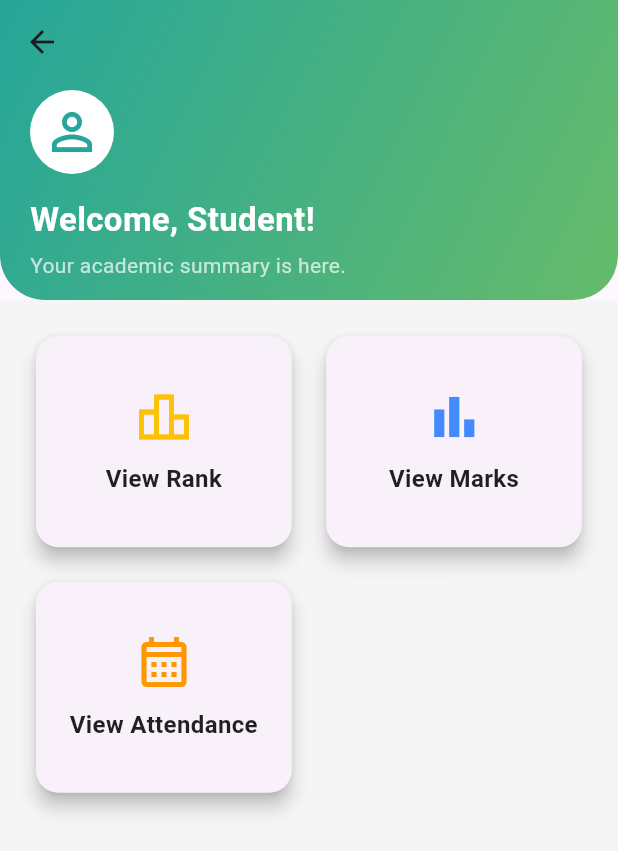
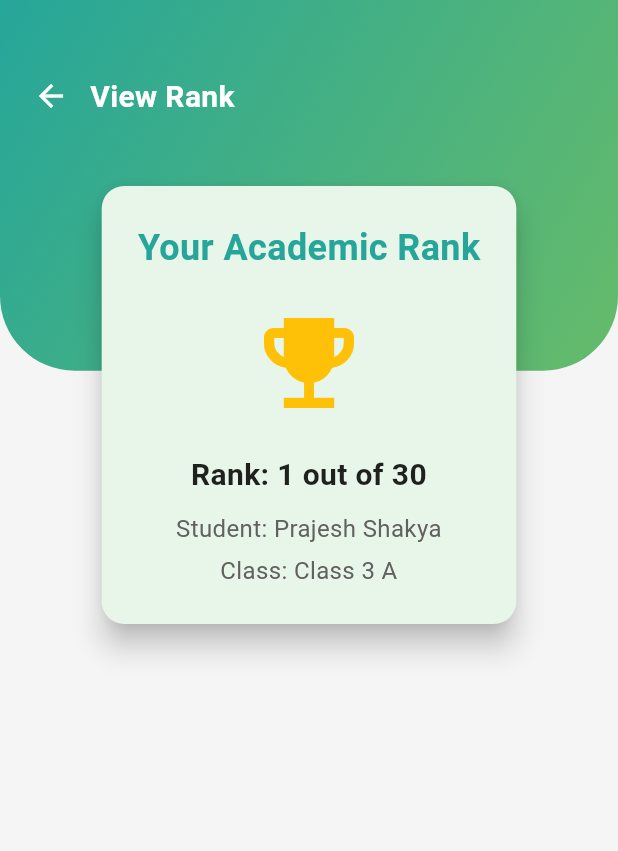
Before and after one commit to nibruad16/My-School, a Flutter app: the StudentDashboardPage screen opened directly, after a tap on "View Rank", on a phone screen of 412 x 824 dp. Shown: the top 851 px of the screen. Run offline on Flutter 3.47's test engine with Material 3 defaults, Android fonts, the phone set to English and light mode, and no system bars; our stand-ins replace device_preview, dio.

Commit message:
adding new features

```diff
--- /dev/null
+++ b/lib/features/attendance/presentation/pages/student_attendance_page.dart
@@ -0,0 +1,13 @@
+import 'package:flutter/material.dart';
+
+class StudentAttendancePage extends StatelessWidget {
+  const StudentAttendancePage({super.key});
+
+  @override
+  Widget build(BuildContext context) {
+    return Scaffold(
+      appBar: AppBar(title: const Text('Student Attendance')),
+      body: const Center(child: Text('Student attendance coming soon')),
+    );
+  }
+}
--- a/lib/features/dashboard/presentation/pages/student_dashboard_page.dart
+++ b/lib/features/dashboard/presentation/pages/student_dashboard_page.dart
@@ -1,21 +1,20 @@
 // lib/features/dashboard/presentation/pages/student_dashboard_page.dart
 import 'package:flutter/material.dart';
 
-// We'll import these pages once they are created
-// import 'package:my_school_app/features/results/presentation/pages/student_result_page.dart';
-// import 'package:my_school_app/features/attendance/presentation/pages/student_attendance_page.dart';
-// import 'package:my_school_app/features/results/presentation/pages/student_rank_page.dart';
+// Import the student-specific pages for navigation
+import 'package:myapp/features/results/presentation/pages/student_results_page.dart';
+import 'package:myapp/features/attendance/presentation/pages/student_attendance_page.dart';
+import 'package:myapp/features/results/presentation/pages/student_rank_page.dart';
 
 class StudentDashboardPage extends StatelessWidget {
   const StudentDashboardPage({super.key});
 
   @override
   Widget build(BuildContext context) {
-    // You can choose a different color to distinguish the student dashboard
+    // Reusing the same color palette for consistency
     const Color primaryGreen = Color(0xFF26A69A);
     const Color lightGreen = Color(0xFF66BB6A);
 
-    // Define the items for the student's dashboard grid
     final List<Map<String, dynamic>> dashboardItems = [
       {
         'title': 'View Rank',
@@ -32,14 +31,13 @@ class StudentDashboardPage extends StatelessWidget {
         'icon': Icons.calendar_month_outlined,
         'color': Colors.orange,
       },
-      // You can add more student-specific items here
     ];
 
     return Scaffold(
       backgroundColor: Colors.grey[100],
       body: CustomScrollView(
         slivers: [
-          // Top section with welcome message (similar to teacher's dashboard)
+          // Dynamic header with gradient, consistent with the teacher's dashboard
           SliverAppBar(
             expandedHeight: 200.0,
             floating: false,
@@ -57,34 +55,26 @@ class StudentDashboardPage extends StatelessWidget {
                     bottomRight: Radius.circular(30),
                   ),
                 ),
-                child: Padding(
-                  padding: const EdgeInsets.only(
-                    top: 60.0,
-                    left: 20.0,
-                    right: 20.0,
-                  ),
+                child: const Padding(
+                  padding: EdgeInsets.only(top: 60.0, left: 20.0, right: 20.0),
                   child: Column(
                     crossAxisAlignment: CrossAxisAlignment.start,
                     children: [
                       Row(
                         mainAxisAlignment: MainAxisAlignment.spaceBetween,
                         children: [
-                          Container(
-                            padding: const EdgeInsets.all(8),
-                            decoration: const BoxDecoration(
+                          Padding(
+                            padding: EdgeInsets.only(top: 25.0),
+                            child: Icon(
+                              Icons.person,
+                              size: 50,
                               color: Colors.white,
-                              shape: BoxShape.circle,
-                            ),
-                            child: const Icon(
-                              Icons.person_outline,
-                              size: 40,
-                              color: primaryGreen,
                             ),
                           ),
                         ],
                       ),
-                      const SizedBox(height: 15),
-                      const Text(
+                      SizedBox(height: 15),
+                      Text(
                         'Welcome, Student!',
                         style: TextStyle(
                           color: Colors.white,
@@ -92,8 +82,8 @@ class StudentDashboardPage extends StatelessWidget {
                           fontWeight: FontWeight.bold,
                         ),
                       ),
-                      const SizedBox(height: 5),
-                      const Text(
+                      SizedBox(height: 5),
+                      Text(
                         'Your academic summary is here.',
                         style: TextStyle(color: Colors.white70, fontSize: 14),
                       ),
@@ -104,7 +94,7 @@ class StudentDashboardPage extends StatelessWidget {
             ),
           ),
 
-          // Grid of Student Dashboard Items
+          // Grid of dashboard items, reusing the consistent Card and InkWell style
           SliverPadding(
             padding: const EdgeInsets.all(20.0),
             sliver: SliverGrid(
@@ -124,15 +114,29 @@ class StudentDashboardPage extends StatelessWidget {
                   icon: item['icon'],
                   color: item['color'],
                   onTap: () {
-                    // TODO: Implement navigation for each student-specific page
+                    if (item['title'] == 'View Rank') {
+                      Navigator.push(
+                        context,
+                        MaterialPageRoute(
+                          builder: (context) => const StudentRankPage(),
+                        ),
+                      );
+                    } else if (item['title'] == 'View Marks') {
+                      Navigator.push(
+                        context,
+                        MaterialPageRoute(
+                          builder: (context) => const StudentRankPage(),
+                        ),
+                      );
+                    } else if (item['title'] == 'View Attendance') {
+                      Navigator.push(
+                        context,
+                        MaterialPageRoute(
+                          builder: (context) => const StudentAttendancePage(),
+                        ),
+                      );
+                    }
                     print('${item['title']} clicked!');
-                    // Example navigation (will implement pages later)
-                    // if (item['title'] == 'View Rank') {
-                    //   Navigator.push(
-                    //     context,
-                    //     MaterialPageRoute(builder: (context) => const StudentRankPage()),
-                    //   );
-                    // }
                   },
                 );
               }, childCount: dashboardItems.length),
@@ -144,7 +148,7 @@ class StudentDashboardPage extends StatelessWidget {
   }
 }
 
-// Reusing the DashboardGridItem widget from the teacher dashboard
+// Reusing the DashboardGridItem widget to maintain consistency across the app
 class DashboardGridItem extends StatelessWidget {
   final String title;
   final IconData icon;
--- /dev/null
+++ b/lib/features/results/presentation/pages/student_rank_page.dart
@@ -0,0 +1,143 @@
+// lib/features/results/presentation/pages/student_rank_page.dart
+import 'package:flutter/material.dart';
+
+class StudentRankPage extends StatefulWidget {
+  const StudentRankPage({super.key});
+
+  @override
+  State<StudentRankPage> createState() => _StudentRankPageState();
+}
+
+class _StudentRankPageState extends State<StudentRankPage> {
+  // Mock data for the student's rank.
+  final String studentName = 'Prajesh Shakya';
+  final String className = 'Class 3 A';
+  final int studentRank = 1;
+  final int totalStudents = 30;
+
+  @override
+  Widget build(BuildContext context) {
+    const Color primaryGreen = Color(0xFF26A69A);
+    const Color lightGreen = Color(0xFF66BB6A);
+    const Color cardColor = Color(0xFFE8F5E9);
+
+    return Scaffold(
+      backgroundColor: Colors.grey[100],
+      body: Stack(
+        children: [
+          // This container creates the curved top section with the gradient
+          Positioned(
+            top: 0,
+            left: 0,
+            right: 0,
+            child: Container(
+              height: MediaQuery.of(context).size.height * 0.3,
+              decoration: const BoxDecoration(
+                gradient: LinearGradient(
+                  colors: [primaryGreen, lightGreen],
+                  begin: Alignment.topLeft,
+                  end: Alignment.bottomRight,
+                ),
+                borderRadius: BorderRadius.only(
+                  bottomLeft: Radius.circular(50),
+                  bottomRight: Radius.circular(50),
+                ),
+              ),
+            ),
+          ),
+          // Custom Back Button positioned in the top-left corner
+          Positioned(
+            top: 40,
+            left: 10,
+            child: IconButton(
+              icon: const Icon(Icons.arrow_back, color: Colors.white),
+              onPressed: () => Navigator.pop,
+            ),
+          ),
+          // Positioned title
+          const Positioned(
+            top: 50,
+            left: 60,
+            child: Text(
+              'View Rank',
+              style: TextStyle(
+                color: Colors.white,
+                fontSize: 20,
+                fontWeight: FontWeight.bold,
+              ),
+            ),
+          ),
+          // The main content of the page, including the rank card
+          Positioned.fill(
+            child: SingleChildScrollView(
+              padding: const EdgeInsets.only(top: 100),
+              child: Center(
+                child: Padding(
+                  padding: const EdgeInsets.all(20.0),
+                  child: Card(
+                    elevation: 8,
+                    shape: RoundedRectangleBorder(
+                      borderRadius: BorderRadius.circular(15),
+                    ),
+                    color: cardColor,
+                    child: Padding(
+                      padding: const EdgeInsets.all(24.0),
+                      child: Column(
+                        mainAxisSize: MainAxisSize.min,
+                        crossAxisAlignment: CrossAxisAlignment.center,
+                        children: [
+                          const Text(
+                            'Your Academic Rank',
+                            style: TextStyle(
+                              fontSize: 24,
+                              fontWeight: FontWeight.bold,
+                              color: primaryGreen,
+                            ),
+                          ),
+                          const SizedBox(height: 20),
+                          const Icon(
+                            Icons.emoji_events,
+                            size: 80,
+                            color: Colors.amber,
+                          ),
+                          const SizedBox(height: 20),
+                          Text(
+                            'Rank: $studentRank out of $totalStudents',
+                            style: const TextStyle(
+                              fontSize: 20,
+                              fontWeight: FontWeight.w600,
+                              color: Colors.black87,
+                            ),
+                            textAlign: TextAlign.center,
+                          ),
+                          const SizedBox(height: 10),
+                          Text(
+                            'Student: $studentName',
+                            style: TextStyle(
+                              fontSize: 16,
+                              color: Colors.grey[700],
+                            ),
+                            textAlign: TextAlign.center,
+                          ),
+                          const SizedBox(height: 5),
+                          Text(
+                            'Class: $className',
+                            style: TextStyle(
+                              fontSize: 16,
+                              color: Colors.grey[700],
+                            ),
+                            textAlign: TextAlign.center,
+                          ),
+                        ],
+                      ),
+                    ),
+                  ),
+                ),
+              ),
+            ),
+          ),
+        ],
+      ),
+    );
+  }
+}
--- /dev/null
+++ b/lib/features/results/presentation/pages/student_results_page.dart
@@ -0,0 +1,22 @@
+import 'package:flutter/material.dart';
+
+class StudentResultsPage extends StatelessWidget {
+  const StudentResultsPage({super.key});
+
+  @override
+  Widget build(BuildContext context) {
+    return Scaffold(
+      appBar: AppBar(
+        title: const Text('Student Results'),
+        backgroundColor: const Color(0xFF26A69A),
+        foregroundColor: Colors.white,
+      ),
+      body: const Center(
+        child: Text(
+          'Student results coming soon',
+          style: TextStyle(fontSize: 18),
+        ),
+      ),
+    );
+  }
+}
```
